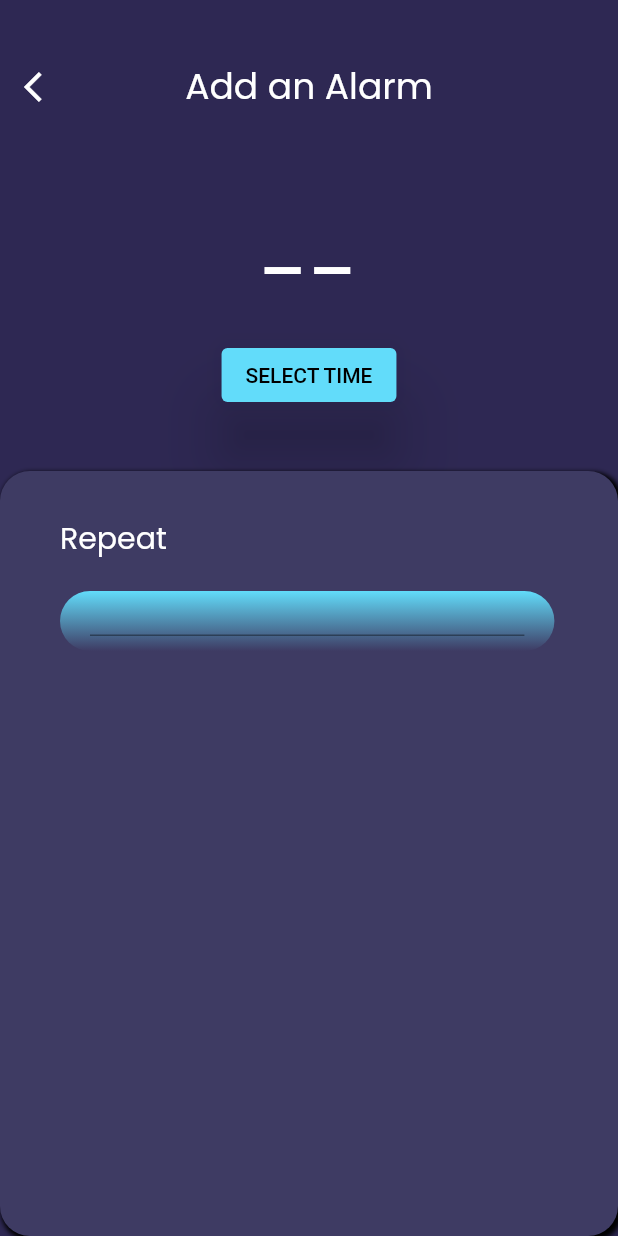
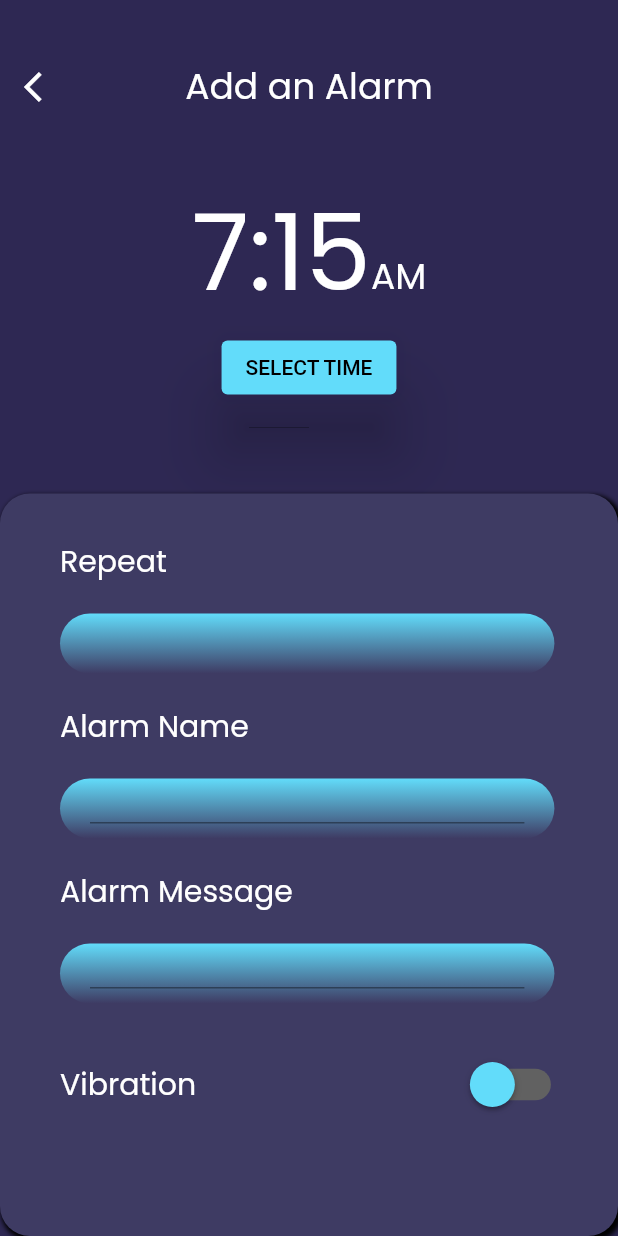
Before and after one commit to ishaan-arya/wake-me-up, a Flutter app: the screen it shows after launch, on a phone screen of 412 x 824 dp. Run offline on Flutter 3.47's test engine with Material 2 defaults, Android fonts, the phone set to English and light mode, and no system bars.

Commit message:
[alarm_screen] => Added the toggle switch and other minor changes

```diff
--- a/lib/screens/addAlarmScreen/add_alarm.screens.dart
+++ b/lib/screens/addAlarmScreen/add_alarm.screens.dart
@@ -10,9 +10,31 @@ class AddAlarmScreen extends StatefulWidget {
 }
 
 class _AddAlarmScreenState extends State<AddAlarmScreen> {
+  String alarmName;
+  String alarmMessage;
+
   TimeOfDay _time = TimeOfDay(hour: 7, minute: 15);
-  var timeUserSelected = '--';
-  var ampm = '--';
+  var timeUserSelected;
+  var ampm;
+
+  bool isSwitched = false;
+  var textValue = 'Switch is OFF';
+
+  void toggleSwitch(bool value) {
+    if (isSwitched == false) {
+      setState(() {
+        isSwitched = true;
+        textValue = 'Switch Button is ON';
+      });
+      print('Switch Button is ON');
+    } else {
+      setState(() {
+        isSwitched = false;
+        textValue = 'Switch Button is OFF';
+      });
+      print('Switch Button is OFF');
+    }
+  }
 
   void _selectTime() async {
     final TimeOfDay newTime = await showTimePicker(
@@ -40,11 +62,22 @@ class _AddAlarmScreenState extends State<AddAlarmScreen> {
             children: [
               Header(title: 'Add an Alarm'),
               SizedBox(
-                height: 50,
+                height: 30,
               ),
-              Text(
-                timeUserSelected ?? '7:15',
-                style: kTimeTextStyle,
+              Row(
+                mainAxisAlignment: MainAxisAlignment.center,
+                crossAxisAlignment: CrossAxisAlignment.baseline,
+                textBaseline: TextBaseline.ideographic,
+                children: [
+                  Text(
+                    timeUserSelected ?? '7:15',
+                    style: kTimeTextStyle,
+                  ),
+                  Text(
+                    ampm ?? 'AM',
+                    style: kHeaderTextStyle,
+                  ),
+                ],
               ),
               ElevatedButton(
                 onPressed: _selectTime,
@@ -58,7 +91,7 @@ class _AddAlarmScreenState extends State<AddAlarmScreen> {
                 ),
               ),
               SizedBox(
-                height: 40,
+                height: 60,
               ),
               Expanded(
                 child: Container(
@@ -87,6 +120,51 @@ class _AddAlarmScreenState extends State<AddAlarmScreen> {
                           style: kSubheadingTextStyle,
                         ),
                         GradientTextInputField(),
+                        Text(
+                          'Alarm Name',
+                          style: kSubheadingTextStyle,
+                        ),
+                        GradientTextInputField(
+                          textField: TextField(
+                            onChanged: (_value) {
+                              alarmName = _value;
+                            },
+                          ),
+                        ),
+                        Text(
+                          'Alarm Message',
+                          style: kSubheadingTextStyle,
+                        ),
+                        GradientTextInputField(
+                          textField: TextField(
+                            onChanged: (_value) {
+                              alarmMessage = _value;
+                            },
+                          ),
+                        ),
+                        SizedBox(
+                          height: 10,
+                        ),
+                        Row(
+                          mainAxisAlignment: MainAxisAlignment.spaceBetween,
+                          children: [
+                            Text(
+                              'Vibration',
+                              style: kSubheadingTextStyle,
+                            ),
+                            Transform.scale(
+                              scale: 1.5,
+                              child: Switch(
+                                onChanged: toggleSwitch,
+                                value: isSwitched,
+                                activeColor: Colors.grey[700],
+                                activeTrackColor: kSecondaryColor,
+                                inactiveThumbColor: kSecondaryColor,
+                                inactiveTrackColor: Colors.grey[700],
+                              ),
+                            ),
+                          ],
+                        )
                       ],
                     ),
                   ),
--- a/lib/utils/constants/constants.utils.dart
+++ b/lib/utils/constants/constants.utils.dart
@@ -21,7 +21,7 @@ const kHeaderTextStyle = TextStyle(
 const kTimeTextStyle = TextStyle(
   color: kContrastColor,
   fontFamily: 'Poppins',
-  fontSize: 60,
+  fontSize: 70,
 );
 
 const kSubheadingTextStyle = TextStyle(
--- a/lib/widgets/gradientTextInputField/gradient_text_input_field.widget.dart
+++ b/lib/widgets/gradientTextInputField/gradient_text_input_field.widget.dart
@@ -2,6 +2,8 @@ import 'package:flutter/material.dart';
 import 'package:wake_me_up/utils/constants/constants.utils.dart';
 
 class GradientTextInputField extends StatelessWidget {
+  final Widget textField;
+  GradientTextInputField({this.textField});
   @override
   Widget build(BuildContext context) {
     return Padding(
@@ -21,11 +23,11 @@ class GradientTextInputField extends StatelessWidget {
           ),
         ),
         child: Padding(
-          padding: const EdgeInsets.symmetric(
+          padding: EdgeInsets.symmetric(
             horizontal: 20,
             vertical: 10,
           ),
-          child: TextField(),
+          child: textField,
         ),
       ),
     );
```
